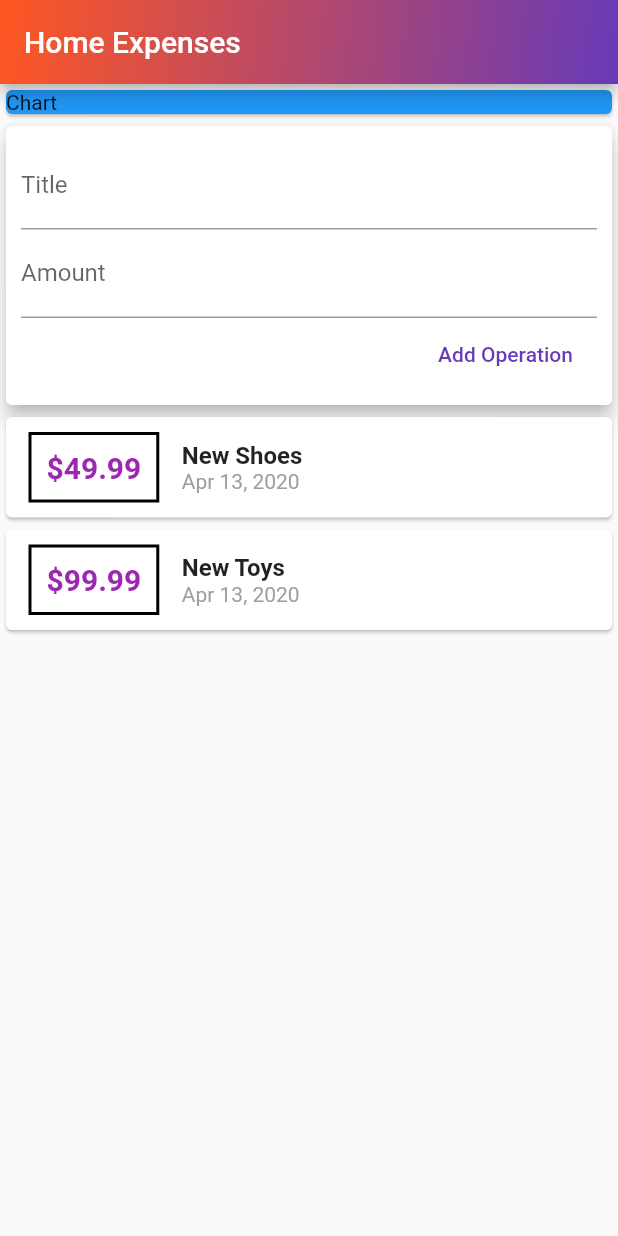
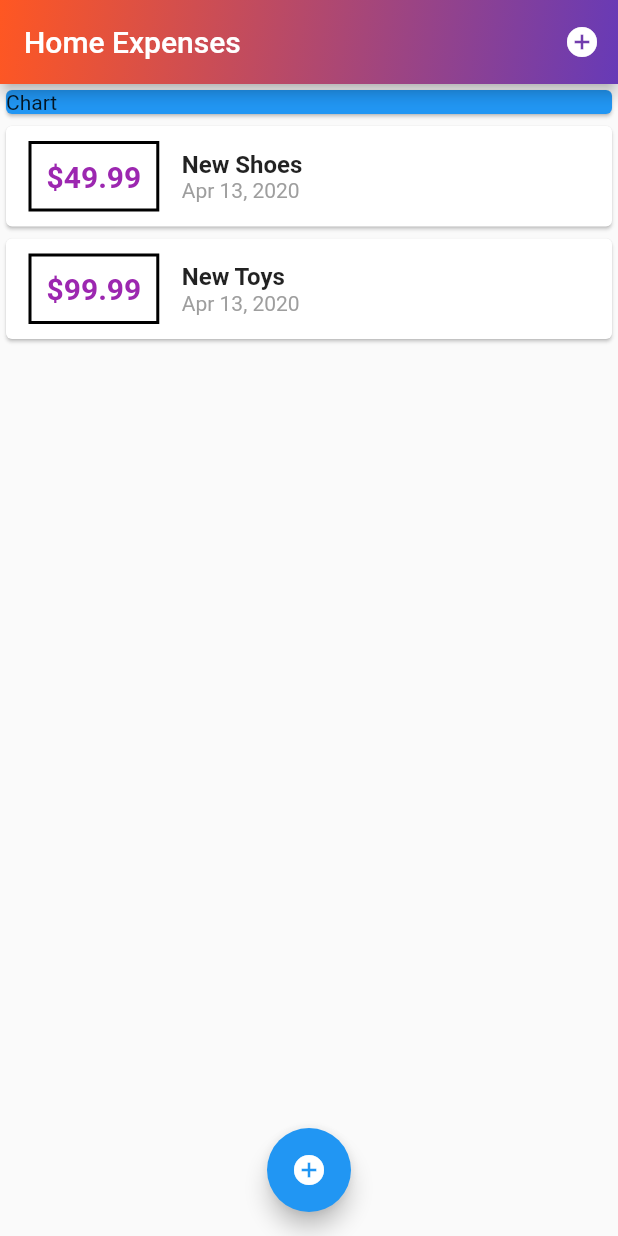
Before and after one commit to Gagulo/Home-Expenses-Mobile-App, a Flutter app: the screen it shows after launch, on a phone screen of 412 x 824 dp. Run offline on Flutter 3.47's test engine with Material 2 defaults, Android fonts, the phone set to English and light mode, and no system bars.

```diff
--- a/lib/main.dart
+++ b/lib/main.dart
@@ -1,6 +1,7 @@
 import 'package:flutter/material.dart';
-
-import 'widgets/user_transactions.dart';
+import 'models/transaction.dart';
+import 'widgets/new_transaction.dart';
+import 'widgets/transaction_list.dart';
 
 void main() => runApp(MyApp());
 
@@ -14,9 +15,41 @@ class MyApp extends StatelessWidget {
   }
 }
 
-class MyHomePage extends StatelessWidget {
-  final titleController = TextEditingController();
-  final amountController = TextEditingController();
+class MyHomePage extends StatefulWidget {
+  @override
+  _MyHomePageState createState() => _MyHomePageState();
+}
+
+class _MyHomePageState extends State<MyHomePage> {
+  final List<Transaction> _userTransactions = [
+    Transaction(
+        id: 't1', title: 'New Shoes', amount: 49.99, date: DateTime.now()),
+    Transaction(
+        id: 't2', title: 'New Toys', amount: 99.99, date: DateTime.now())
+  ];
+
+  void _newTransaction(String titleInput, double amountInput) {
+    final newTransaction = Transaction(
+      title: titleInput,
+      amount: amountInput,
+      date: DateTime.now(),
+      id: DateTime.now().toString(),
+    );
+
+    setState(() {
+      _userTransactions.add(newTransaction);
+    });
+  }
+
+  void _startNewTransaction(BuildContext context) => showModalBottomSheet(
+      context: context,
+      builder: (_) {
+        return GestureDetector(
+          child: NewTransaction(_newTransaction),
+          onTap: null,
+          behavior: HitTestBehavior.opaque,
+        );
+      });
 
   @override
   Widget build(BuildContext context) {
@@ -30,6 +63,11 @@ class MyHomePage extends StatelessWidget {
                   end: Alignment.bottomRight,
                   colors: <Color>[Colors.deepOrange, Colors.deepPurple])),
         ),
+        actions: <Widget>[
+          IconButton(
+              icon: Icon(Icons.add_circle),
+              onPressed: () => _startNewTransaction(context))
+        ],
       ),
       body: SingleChildScrollView(
         child: Column(
@@ -42,9 +80,14 @@ class MyHomePage extends StatelessWidget {
                 child: Text('Chart'),
               ),
             ),
-            UserTransactions(),
+            TransactionList(_userTransactions),
           ],
         ),
+      ),
+      floatingActionButtonLocation: FloatingActionButtonLocation.centerFloat,
+      floatingActionButton: FloatingActionButton(
+        child: Icon(Icons.add_circle),
+        onPressed: () => _startNewTransaction(context),
       ),
     );
   }
--- a/lib/widgets/transaction_list.dart
+++ b/lib/widgets/transaction_list.dart
@@ -27,7 +27,7 @@ class TransactionList extends StatelessWidget {
                   )),
                   padding: EdgeInsets.all(10),
                   child: Text(
-                    '\$${transactions[index].amount}',
+                    '\$${transactions[index].amount.toStringAsFixed(2)}',
                     style: TextStyle(
                         fontWeight: FontWeight.bold,
                         fontSize: 20,
--- a/lib/widgets/user_transactions.dart
+++ /dev/null
@@ -1,39 +0,0 @@
-import 'package:flutter/material.dart';
-
-import '../widgets/new_transaction.dart';
-import '../widgets/transaction_list.dart';
-import '../models/transaction.dart';
-
-class UserTransactions extends StatefulWidget {
-  @override
-  _UserTransactionsState createState() => _UserTransactionsState();
-}
-
-class _UserTransactionsState extends State<UserTransactions> {
-  final List<Transaction> _userTransactions = [
-    Transaction(
-        id: 't1', title: 'New Shoes', amount: 49.99, date: DateTime.now()),
-    Transaction(
-        id: 't2', title: 'New Toys', amount: 99.99, date: DateTime.now())
-  ];
-
-  void _newTransaction(String titleInput, double amountInput) {
-    final newTransaction = Transaction(
-      title: titleInput,
-      amount: amountInput,
-      date: DateTime.now(),
-      id: DateTime.now().toString(),
-    );
-
-    setState(() {
-      _userTransactions.add(newTransaction);
-    });
-  }
-
-  @override
-  Widget build(BuildContext context) {
-    return Column(
-      children: <Widget>[NewTransaction(_newTransaction), TransactionList(_userTransactions)],
-    );
-  }
-}
```
Also changed, not shown: lib/widgets/new_transaction.dart (+18 -6 lines).
